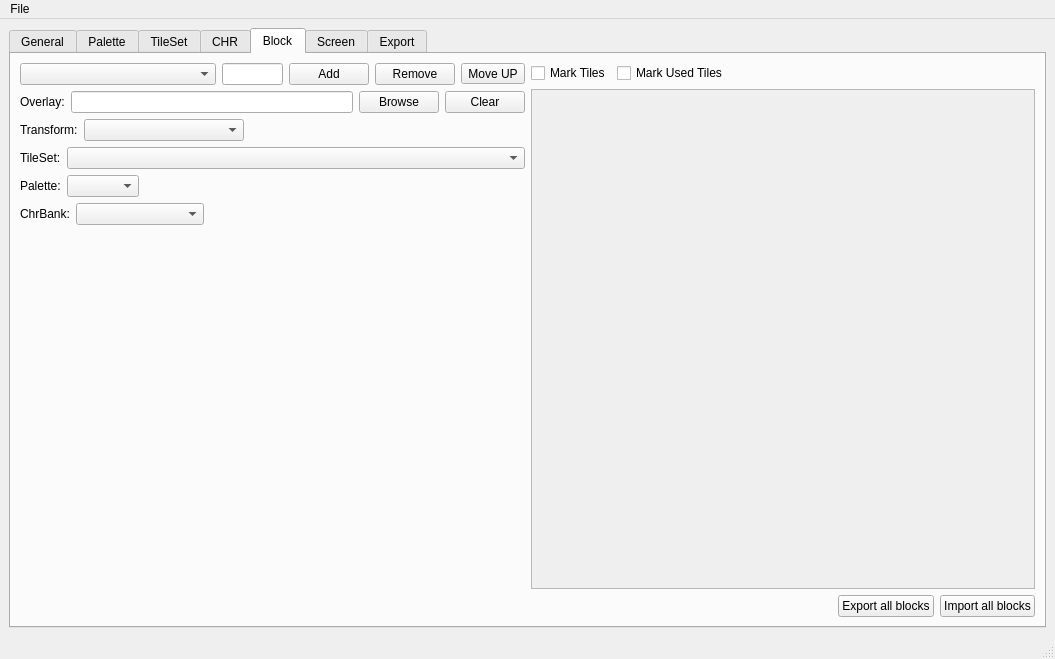
Above: YuureikunLevelEditor/mainwindow.ui from evgenykzz2/FamiTool before the change. Below: the same form after it.
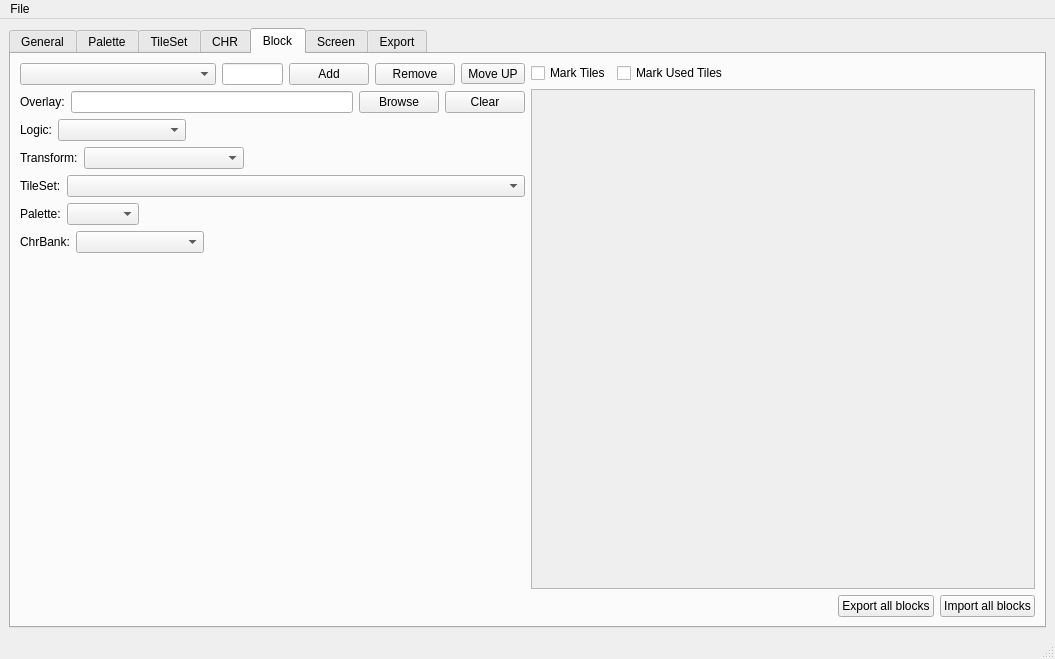
That is the form after the change.

Commit message: Added block logic type

What changed in the file:
```diff
--- a/YuureikunLevelEditor/mainwindow.ui
+++ b/YuureikunLevelEditor/mainwindow.ui
@@ -613,6 +613,43 @@
             </item>
            </layout>
           </item>
+          <item>
+           <layout class="QHBoxLayout" name="horizontalLayout_25">
+            <property name="topMargin">
+             <number>0</number>
+            </property>
+            <item>
+             <widget class="QLabel" name="label_10">
+              <property name="text">
+               <string>Logic:</string>
+              </property>
+             </widget>
+            </item>
+            <item>
+             <widget class="QComboBox" name="comboBox_block_logic">
+              <property name="minimumSize">
+               <size>
+                <width>128</width>
+                <height>0</height>
+               </size>
+              </property>
+             </widget>
+            </item>
+            <item>
+             <spacer name="horizontalSpacer_22">
+              <property name="orientation">
+               <enum>Qt::Horizontal</enum>
+              </property>
+              <property name="sizeHint" stdset="0">
+               <size>
+                <width>40</width>
+                <height>20</height>
+               </size>
+              </property>
+             </spacer>
+            </item>
+           </layout>
+          </item>
           <item>
            <layout class="QHBoxLayout" name="horizontalLayout_23">
             <property name="topMargin">
```
The commit also changes 4 other files.
